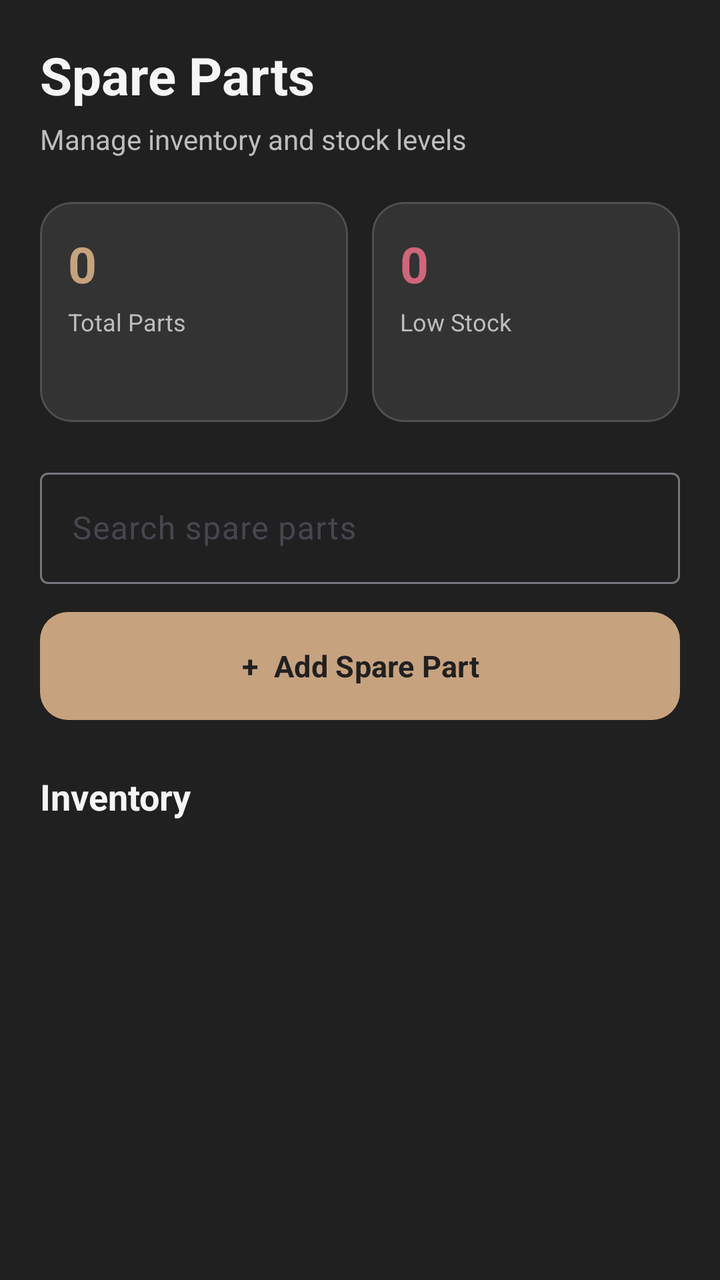
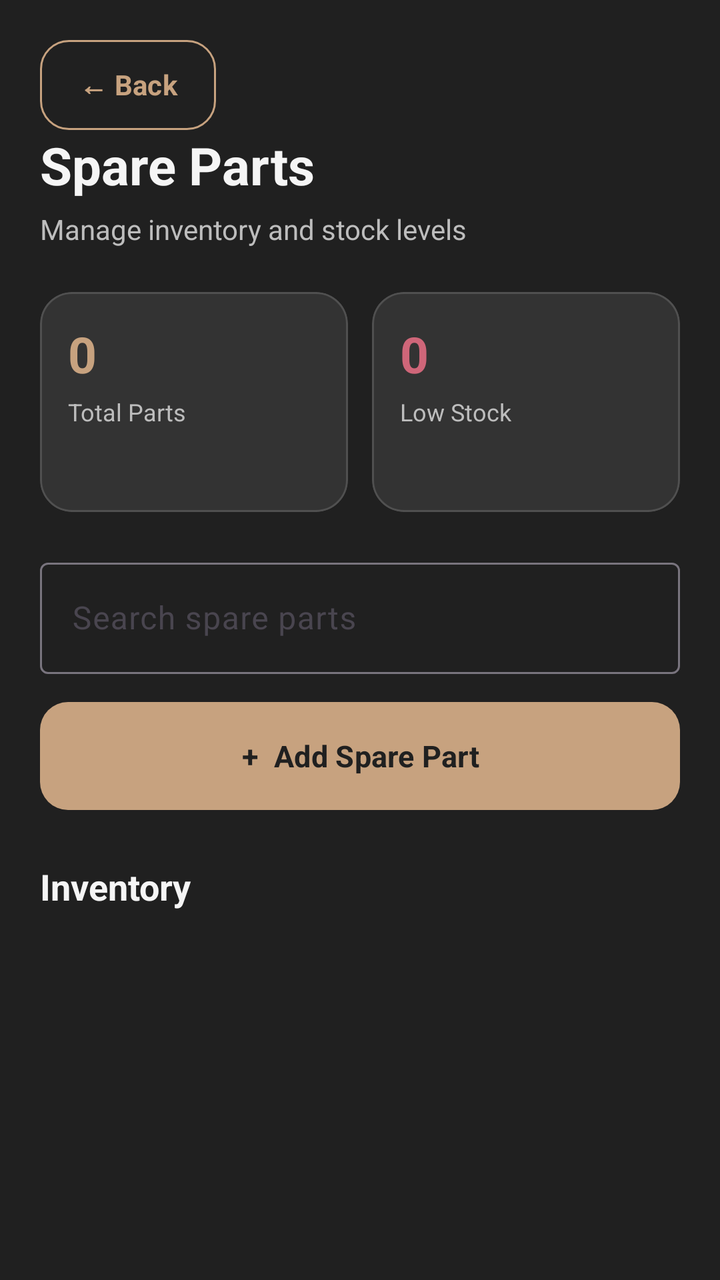

Before-and-after screenshots of an Android layout around one commit, followed by the original layout XML and the change that was made.
<!-- AndroidManifest.xml: application theme Theme.TechFix -->
<!-- res/layout/activity_spare_parts_management.xml -->
<?xml version="1.0" encoding="utf-8"?>
<ScrollView
    xmlns:android="http://schemas.android.com/apk/res/android"
    xmlns:app="http://schemas.android.com/apk/res-auto"
    android:layout_width="match_parent"
    android:layout_height="match_parent"
    android:background="@color/techfix_background"
    android:fillViewport="true">

    <LinearLayout
        android:layout_width="match_parent"
        android:layout_height="wrap_content"
        android:orientation="vertical"
        android:padding="20dp">

        

        <TextView
            android:layout_width="wrap_content"
            android:layout_height="wrap_content"
            android:text="Spare Parts"
            android:textColor="@color/techfix_white"
            android:textSize="26sp"
            android:textStyle="bold" />

        <TextView
            android:layout_width="wrap_content"
            android:layout_height="wrap_content"
            android:layout_marginTop="5dp"
            android:text="Manage inventory and stock levels"
            android:textColor="@color/techfix_text_secondary"
            android:textSize="14sp" />

        

        <LinearLayout
            android:layout_width="match_parent"
            android:layout_height="wrap_content"
            android:layout_marginTop="22dp"
            android:orientation="horizontal">

            

            <com.google.android.material.card.MaterialCardView
                android:layout_width="0dp"
                android:layout_height="110dp"
                android:layout_weight="1"
                android:layout_marginEnd="6dp"
                app:cardBackgroundColor="@color/techfix_surface"
                app:cardCornerRadius="16dp"
                app:strokeColor="@color/techfix_border"
                app:strokeWidth="1dp">

                <LinearLayout
                    android:layout_width="match_parent"
                    android:layout_height="match_parent"
                    android:orientation="vertical"
                    android:padding="14dp">

                    <TextView
                        android:id="@+id/tvTotalParts"
                        android:layout_width="wrap_content"
                        android:layout_height="wrap_content"
                        android:text="0"
                        android:textColor="@color/techfix_gold"
                        android:textSize="25sp"
                        android:textStyle="bold" />

                    <TextView
                        android:layout_width="wrap_content"
                        android:layout_height="wrap_content"
                        android:layout_marginTop="4dp"
                        android:text="Total Parts"
                        android:textColor="@color/techfix_text_secondary"
                        android:textSize="12sp" />

                </LinearLayout>

            </com.google.android.material.card.MaterialCardView>

            

            <com.google.android.material.card.MaterialCardView
                android:layout_width="0dp"
                android:layout_height="110dp"
                android:layout_weight="1"
                android:layout_marginStart="6dp"
                app:cardBackgroundColor="@color/techfix_surface"
                app:cardCornerRadius="16dp"
                app:strokeColor="@color/techfix_border"
                app:strokeWidth="1dp">

                <LinearLayout
                    android:layout_width="match_parent"
                    android:layout_height="match_parent"
                    android:orientation="vertical"
                    android:padding="14dp">

                    <TextView
                        android:id="@+id/tvLowStock"
                        android:layout_width="wrap_content"
                        android:layout_height="wrap_content"
                        android:text="0"
                        android:textColor="@color/techfix_error"
                        android:textSize="25sp"
                        android:textStyle="bold" />

                    <TextView
                        android:layout_width="wrap_content"
                        android:layout_height="wrap_content"
                        android:layout_marginTop="4dp"
                        android:text="Low Stock"
                        android:textColor="@color/techfix_text_secondary"
                        android:textSize="12sp" />

                </LinearLayout>

            </com.google.android.material.card.MaterialCardView>

        </LinearLayout>

        

        <com.google.android.material.textfield.TextInputLayout
            android:id="@+id/searchPartsLayout"
            android:layout_width="match_parent"
            android:layout_height="wrap_content"
            android:layout_marginTop="20dp"
            android:hint="Search spare parts">

            <com.google.android.material.textfield.TextInputEditText
                android:id="@+id/etSearchParts"
                android:layout_width="match_parent"
                android:layout_height="wrap_content"
                android:inputType="text"
                android:textColor="@color/techfix_white"
                android:textColorHint="@color/techfix_text_secondary" />

        </com.google.android.material.textfield.TextInputLayout>

        

        <com.google.android.material.button.MaterialButton
            android:id="@+id/btnAddPart"
            android:layout_width="match_parent"
            android:layout_height="54dp"
            android:layout_marginTop="14dp"
            android:text="+  Add Spare Part"
            android:textColor="@color/techfix_background"
            android:textSize="15sp"
            android:textStyle="bold"
            android:background="@drawable/bg_techfix_button" />

        

        <TextView
            android:layout_width="wrap_content"
            android:layout_height="wrap_content"
            android:layout_marginTop="26dp"
            android:text="Inventory"
            android:textColor="@color/techfix_white"
            android:textSize="18sp"
            android:textStyle="bold" />

        

        <androidx.recyclerview.widget.RecyclerView
            android:id="@+id/recyclerSpareParts"
            android:layout_width="match_parent"
            android:layout_height="wrap_content"
            android:layout_marginTop="14dp"
            android:nestedScrollingEnabled="false"
            android:clipToPadding="false"
            android:paddingBottom="20dp" />

    </LinearLayout>

</ScrollView>
<!-- resources referenced by this layout -->
<resources>
  <color name="techfix_background">#202020</color>
  <color name="techfix_border">#505050</color>
  <color name="techfix_error">#CF6679</color>
  
      //Additional colors
  <color name="techfix_gold">#C7A27F</color>
  <color name="techfix_surface">#333333</color>
  <color name="techfix_text_secondary">#BDBDBD</color>
  <color name="techfix_white">#F5F5F5</color>
  <!-- drawable bg_techfix_button (drawable) -->
  <?xml version="1.0" encoding="utf-8"?>
  <shape xmlns:android="http://schemas.android.com/apk/res/android"
      android:shape="rectangle">
  
      <solid android:color="@color/techfix_gold" />
  
      <corners android:radius="14dp" />
  
  </shape>
  <style name="Theme.TechFix" parent="Base.Theme.TechFix" />
  <style name="Base.Theme.TechFix" parent="Theme.Material3.DayNight.NoActionBar">
  
          <item name="android:fontFamily">sans-serif</item>
  
          <item name="android:windowBackground">@color/techfix_background</item>
  
          <item name="colorPrimary">@color/techfix_gold</item>
          <item name="colorOnPrimary">@color/techfix_background</item>
  
          <item name="colorSecondary">@color/techfix_gold_light</item>
          <item name="colorOnSecondary">@color/techfix_background</item>
  
          <item name="android:colorAccent">@color/techfix_gold</item>
  
          <item name="android:navigationBarColor">@color/techfix_background</item>
          <item name="android:statusBarColor">@color/techfix_background</item>
  
          <item name="android:windowLightStatusBar">false</item>
  
      </style>
  <color name="techfix_gold_light">#D4B493</color>
</resources>

<!-- the commit's change to res/layout/activity_spare_parts_management.xml (unified diff, before → after) -->
@@ -12,6 +12,20 @@
         android:layout_height="wrap_content"
         android:orientation="vertical"
         android:padding="20dp">
+
+        
+
+        <com.google.android.material.button.MaterialButton
+            android:id="@+id/btnBackSpareParts"
+            android:layout_width="wrap_content"
+            android:layout_height="45dp"
+            android:text="← Back"
+            android:textColor="@color/techfix_gold"
+            android:textSize="14sp"
+            android:textStyle="bold"
+            android:background="@drawable/bg_techfix_outline_button"
+            android:paddingStart="16dp"
+            android:paddingEnd="16dp" />
 
         
 
<!-- resource entries referenced after the edit -->
@@ -19,7 +19,22 @@
       <corners android:radius="14dp" />
   
   </shape>
+  <!-- drawable bg_techfix_outline_button (drawable) -->
+  <?xml version="1.0" encoding="utf-8"?>
+  <shape xmlns:android="http://schemas.android.com/apk/res/android"
+      android:shape="rectangle">
+  
+      <solid android:color="@color/techfix_transparent" />
+  
+      <corners android:radius="14dp" />
+  
+      <stroke
+          android:width="1dp"
+          android:color="@color/techfix_gold" />
+  
+  </shape>
   <style name="Theme.TechFix" parent="Base.Theme.TechFix" />
+  <color name="techfix_transparent">#00000000</color>
   <style name="Base.Theme.TechFix" parent="Theme.Material3.DayNight.NoActionBar">
   
           <item name="android:fontFamily">sans-serif</item>
